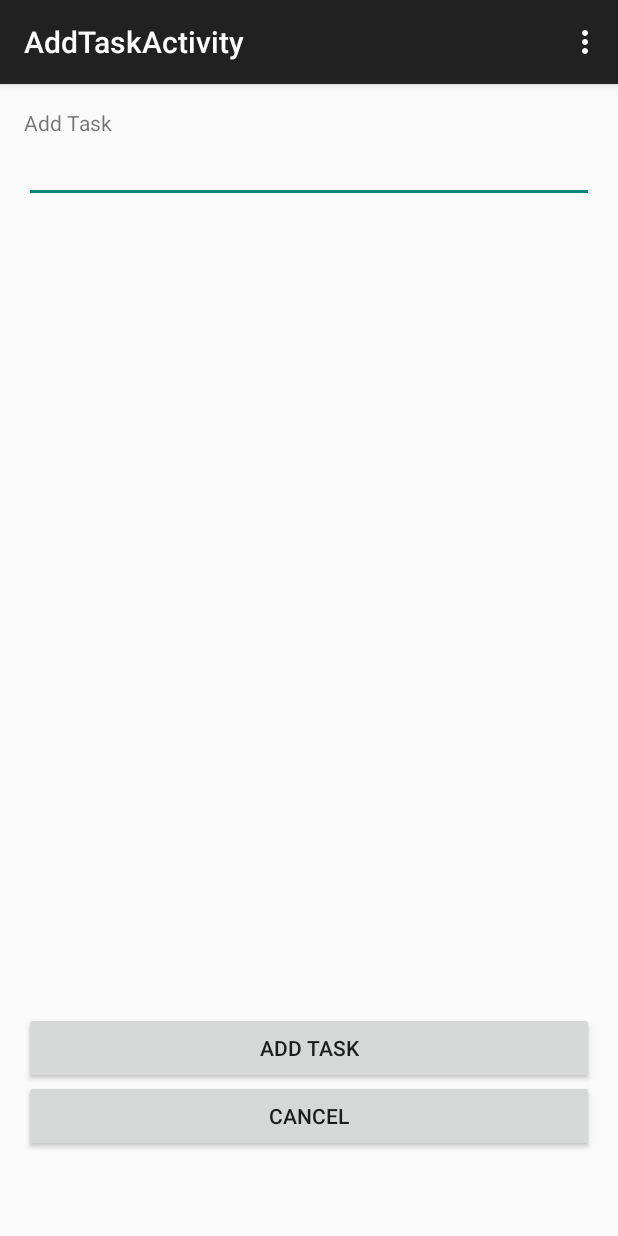
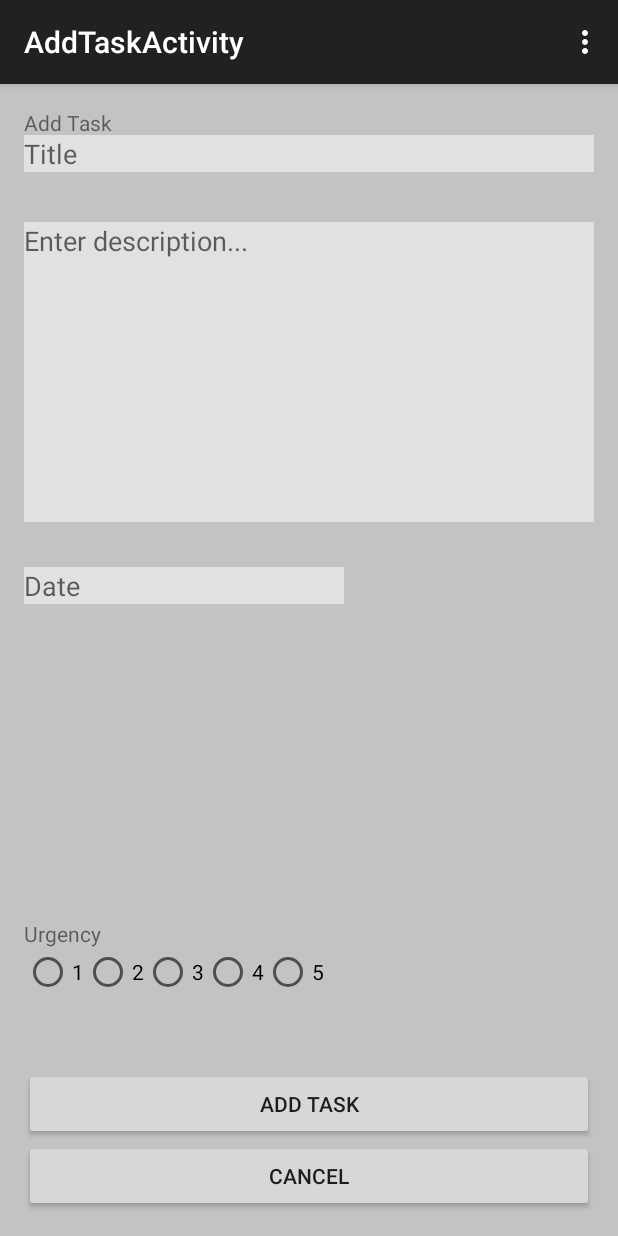
Before and after one commit to lsequeira/OnTask, an Android app: the AddTaskActivity screen opened directly, with no data from a screen before it, on a phone screen of 412 x 824 dp. Run offline under Robolectric (Android 15) with nearby library versions, the phone set to English and light mode, and no system bars.

Commit message:
Add Task Activity
Updated with Spencer’s add task activity

```diff
--- a/app/src/main/java/com/cse120/ontask/AddTaskActivity.java
+++ b/app/src/main/java/com/cse120/ontask/AddTaskActivity.java
@@ -12,7 +12,9 @@ import android.content.Intent;
 
 public class AddTaskActivity extends ActionBarActivity {
 
-    private EditText taskNameEditText;
+    private EditText titleInput;
+    private EditText descriptionInput;
+    private EditText dateInput;
 
     @Override
     protected void onCreate(Bundle savedInstanceState) {
@@ -45,9 +47,7 @@ public class AddTaskActivity extends ActionBarActivity {
 
     public void addTaskButtonOnClick(View v){
         //Add Task Object to the List
-        taskNameEditText = (EditText)findViewById(R.id.editText);
-        String taskName = taskNameEditText.getText().toString();
-        Task t = new Task(taskName);
+        Task t = createTaskObject();
         getTaskManagerApplication().addTask(t);
 
         //Go to home screen after adding task
@@ -55,10 +55,30 @@ public class AddTaskActivity extends ActionBarActivity {
         startActivity(i);
     }
 
+    protected Task createTaskObject() {
+        //Task Name
+        titleInput = (EditText)findViewById(R.id.taskTitle);
+        String taskName = titleInput.getText().toString();
+
+        //Task Description
+        descriptionInput = (EditText)findViewById(R.id.taskDescription);
+        String taskDescription = descriptionInput.getText().toString();
+
+        //Task Deadline
+        dateInput = (EditText)findViewById(R.id.taskDate);
+        String taskDeadline = dateInput.getText().toString();
+
+        Task t = new Task(taskName, taskDescription, taskDeadline);
+
+        return t;
+    }
+
     public void cancelTaskButtonOnClick(View v) {
+        //Returns to previous ChooseTaskOrProject Activity
         finish();
     }
 
+    //Function to interact with the Task Manager Application
     private TaskManagerApplication getTaskManagerApplication() {
         TaskManagerApplication tma = (TaskManagerApplication) getApplication();
         return tma;
--- a/app/src/main/java/com/cse120/ontask/com/cse120/ontask/task/Task.java
+++ b/app/src/main/java/com/cse120/ontask/com/cse120/ontask/task/Task.java
@@ -11,13 +11,13 @@ public class Task {
     private UserId user_id;
 
     //For Debugging Purposes
-    public Task(String title)
+    public Task(String title, String description, String deadline)
     {
         this.title = title;
-        description = "Empty";
+        this.description = description;
         frequency = Frequency.ONCE;
         urgency = Urgency.LOW;
-        deadline = new Date();
+        this.deadline = new Date();
         user_id = new User().GetId();
 
     }
--- a/app/src/main/res/layout/activity_add_task.xml
+++ b/app/src/main/res/layout/activity_add_task.xml
@@ -4,53 +4,119 @@
     android:paddingRight="@dimen/activity_horizontal_margin"
     android:paddingTop="@dimen/activity_vertical_margin"
     android:paddingBottom="@dimen/activity_vertical_margin"
-    tools:context="com.cse120.ontask.AddTaskActivity">
+    tools:context="com.cse120.ontask.AddTaskActivity"
+    android:background="@color/light_gray">
 
     <EditText
         android:layout_width="wrap_content"
         android:layout_height="wrap_content"
-        android:id="@+id/editText"
+        android:id="@+id/taskTitle"
         android:layout_marginTop="18dp"
         android:layout_alignParentLeft="true"
         android:layout_alignParentStart="true"
         android:layout_alignParentRight="true"
+        android:layout_alignParentEnd="true"
+        android:hint="Title"
+        android:background="@color/input_gray"/>
+
+    <TextView
+        android:layout_width="wrap_content"
+        android:layout_height="wrap_content"
+        android:text="Add Task"
+        android:id="@+id/addTaskText"
+        android:layout_alignParentTop="true"
+        android:layout_alignParentLeft="true"
+        android:layout_alignParentStart="true" />
+
+    <Button
+        android:layout_width="fill_parent"
+        android:layout_height="wrap_content"
+        android:text="Add Task"
+        android:id="@+id/addTaskButton"
+        android:layout_above="@+id/cancelTaskButton"
+        android:layout_alignParentEnd="true"
+        android:onClick="addTaskButtonOnClick"/>
+
+    <Button
+        android:layout_width="fill_parent"
+        android:layout_height="wrap_content"
+        android:text="Cancel"
+        android:id="@+id/cancelTaskButton"
+        android:layout_alignParentBottom="true"
+        android:layout_alignParentEnd="true"
+        android:onClick="cancelTaskButtonOnClick"/>
+
+    <RadioGroup
+        android:id="@+id/urgencyRadioGroup"
+        android:layout_width="fill_parent"
+        android:layout_height="wrap_content"
+        android:orientation="horizontal"
+        android:focusable="false"
+        android:layout_above="@+id/addTaskButton"
+        android:layout_alignParentEnd="true"
+        android:layout_marginBottom="48dp">
+
+        <RadioButton
+            android:id="@+id/radioButton1"
+            android:layout_width="wrap_content"
+            android:layout_height="wrap_content"
+            android:text="1"/>
+
+        <RadioButton
+            android:id="@+id/radioButton2"
+            android:layout_width="wrap_content"
+            android:layout_height="wrap_content"
+            android:text="2" />
+
+        <RadioButton
+            android:id="@+id/radioButton3"
+            android:layout_width="wrap_content"
+            android:layout_height="wrap_content"
+            android:text="3" />
+
+        <RadioButton
+            android:id="@+id/radioButton4"
+            android:layout_width="wrap_content"
+            android:layout_height="wrap_content"
+            android:text="4" />
+
+        <RadioButton
+            android:id="@+id/radioButton5"
+            android:layout_width="wrap_content"
+            android:layout_height="wrap_content"
+            android:text="5" />
+    </RadioGroup>
+
+    <EditText
+        android:layout_width="wrap_content"
+        android:layout_height="wrap_content"
+        android:inputType="date"
+        android:ems="10"
+        android:id="@+id/taskDate"
+        android:hint="Date"
+        android:background="@color/input_gray"
+        android:layout_below="@+id/taskDescription"
+        android:layout_alignParentStart="true"
+        android:layout_marginTop="30dp" />
+
+    <EditText
+        android:layout_width="fill_parent"
+        android:layout_height="200dp"
+        android:id="@+id/taskDescription"
+        android:hint="Enter description..."
+        android:gravity="top"
+        android:background="@color/input_gray"
+        android:layout_marginTop="33dp"
+        android:layout_below="@+id/taskTitle"
         android:layout_alignParentEnd="true" />
 
     <TextView
         android:layout_width="wrap_content"
         android:layout_height="wrap_content"
-        android:text="Add Task"
-        android:id="@+id/add_task_text"
-        android:layout_alignParentTop="true"
-        android:layout_alignParentLeft="true"
+        android:textAppearance="?android:attr/textAppearanceSmall"
+        android:text="Urgency"
+        android:id="@+id/urgencyText"
+        android:layout_above="@+id/urgencyRadioGroup"
         android:layout_alignParentStart="true" />
 
-    <Button
-        android:layout_width="wrap_content"
-        android:layout_height="wrap_content"
-        android:text="Add Task"
-        android:id="@+id/add_task"
-        android:layout_alignParentBottom="true"
-        android:layout_marginBottom="85dp"
-        android:layout_alignParentRight="true"
-        android:layout_alignParentEnd="true"
-        android:layout_alignParentLeft="true"
-        android:layout_alignParentStart="true"
-        android:onClick="addTaskButtonOnClick"/>
-    />
-
-    <Button
-        android:layout_width="wrap_content"
-        android:layout_height="wrap_content"
-        android:text="Cancel"
-        android:id="@+id/cancel_task"
-        android:layout_alignParentBottom="true"
-        android:layout_alignParentLeft="true"
-        android:layout_alignParentStart="true"
-        android:layout_marginBottom="40dp"
-        android:layout_alignParentRight="true"
-        android:layout_alignParentEnd="true"
-        android:onClick="cancelTaskButtonOnClick"/>
-    />
-
 </RelativeLayout>
--- a/app/src/main/res/values/colors.xml
+++ b/app/src/main/res/values/colors.xml
@@ -2,4 +2,5 @@
 <resources>
     <color name="light_blue">#9fe8ee</color>
     <color name="light_gray">#c3c3c3</color>
+    <color name="input_gray">#e1e1e1</color>
 </resources>
```
